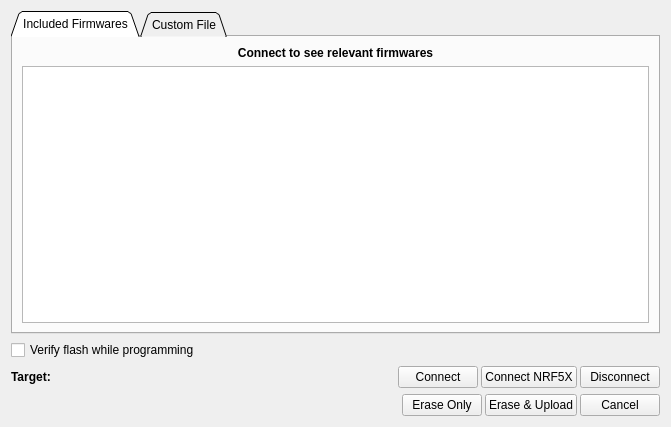
This is pages/pageswdprog.ui in vedderb/vesc_tool as Qt 5 draws it before an edit. The edited form follows.
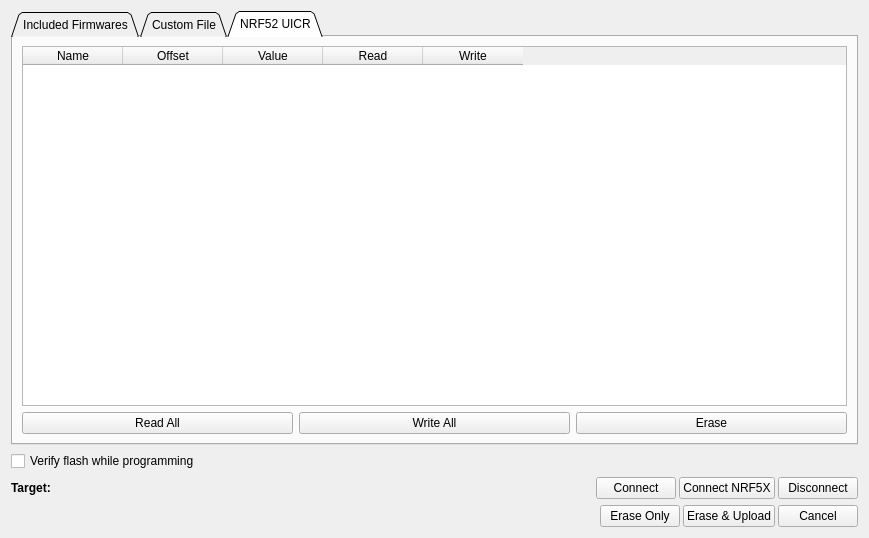
This is the edited form. The open tabs and pages were chosen to show the change. Icons and pictures are not drawn. Custom widgets are drawn as their Qt base class.

Commit message: Added UICR tab to swdprog page

Patch:
```diff
--- a/pages/pageswdprog.ui
+++ b/pages/pageswdprog.ui
@@ -6,8 +6,8 @@
    <rect>
     <x>0</x>
     <y>0</y>
-    <width>671</width>
-    <height>427</height>
+    <width>869</width>
+    <height>538</height>
    </rect>
   </property>
   <property name="windowTitle">
@@ -98,6 +98,82 @@
        </item>
       </layout>
      </widget>
+     <widget class="QWidget" name="tab_3">
+      <attribute name="title">
+       <string>NRF52 UICR</string>
+      </attribute>
+      <layout class="QVBoxLayout" name="verticalLayout_4">
+       <item>
+        <widget class="QTableWidget" name="uicrTable">
+         <attribute name="horizontalHeaderStretchLastSection">
+          <bool>false</bool>
+         </attribute>
+         <column>
+          <property name="text">
+           <string>Name</string>
+          </property>
+         </column>
+         <column>
+          <property name="text">
+           <string>Offset</string>
+          </property>
+         </column>
+         <column>
+          <property name="text">
+           <string>Value</string>
+          </property>
+         </column>
+         <column>
+          <property name="text">
+           <string>Read</string>
+          </property>
+         </column>
+         <column>
+          <property name="text">
+           <string>Write</string>
+          </property>
+         </column>
+        </widget>
+       </item>
+       <item>
+        <layout class="QHBoxLayout" name="horizontalLayout_3">
+         <item>
+          <widget class="QPushButton" name="uicrReadButton">
+           <property name="text">
+            <string>Read All</string>
+           </property>
+           <property name="icon">
+            <iconset resource="../res.qrc">
+             <normaloff>:/res/icons/Upload-96.png</normaloff>:/res/icons/Upload-96.png</iconset>
+           </property>
+          </widget>
+         </item>
+         <item>
+          <widget class="QPushButton" name="uicrWriteButton">
+           <property name="text">
+            <string>Write All</string>
+           </property>
+           <property name="icon">
+            <iconset resource="../res.qrc">
+             <normaloff>:/res/icons/Download-96.png</normaloff>:/res/icons/Download-96.png</iconset>
+           </property>
+          </widget>
+         </item>
+         <item>
+          <widget class="QPushButton" name="uicrEraseButton">
+           <property name="text">
+            <string>Erase</string>
+           </property>
+           <property name="icon">
+            <iconset resource="../res.qrc">
+             <normaloff>:/res/icons/Delete-96.png</normaloff>:/res/icons/Delete-96.png</iconset>
+           </property>
+          </widget>
+         </item>
+        </layout>
+       </item>
+      </layout>
+     </widget>
     </widget>
    </item>
    <item>
```
The commit also changes 5 other files.
